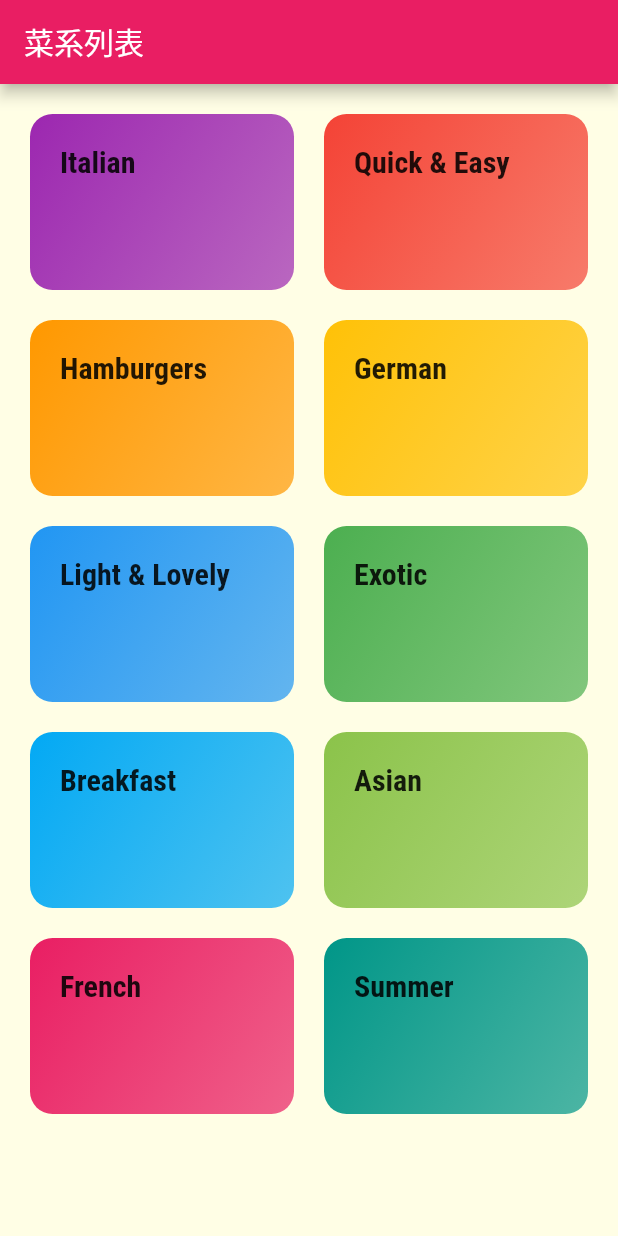
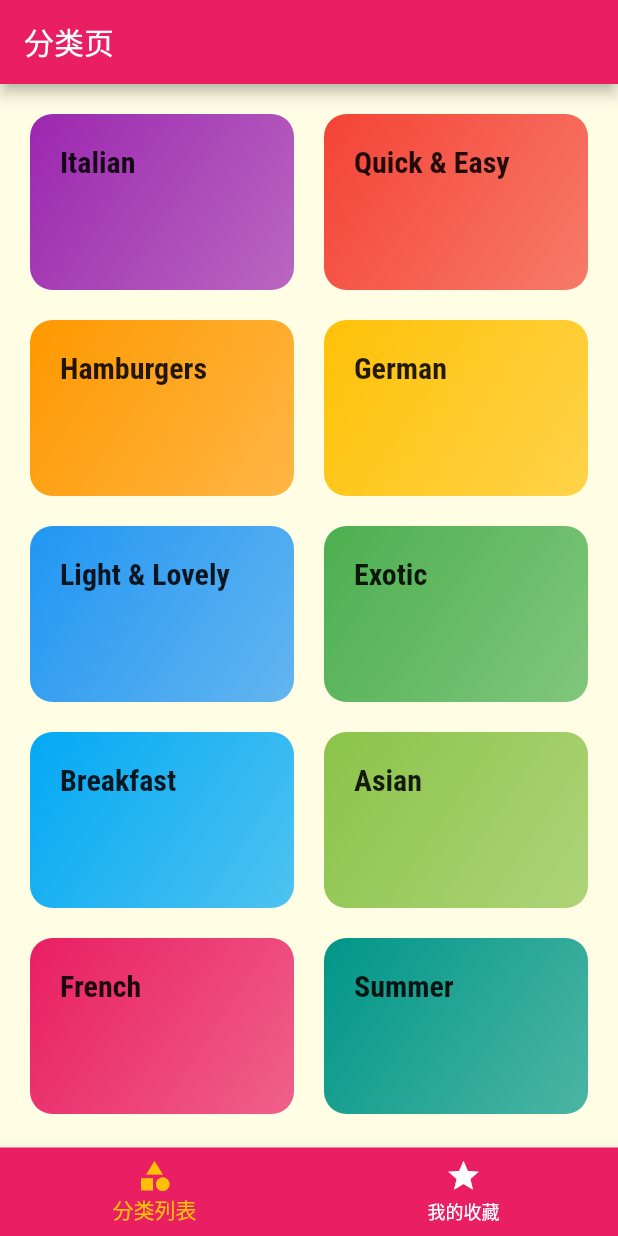
Before and after one commit to rockfang/fluter_orderdish_app, a Flutter app: the screen it shows after launch, on a phone screen of 412 x 824 dp. Run offline on Flutter 3.47's test engine with Material 2 defaults, Android fonts, the phone set to English and light mode, and no system bars.

Commit message:
添加tabBar

```diff
--- a/lib/main.dart
+++ b/lib/main.dart
@@ -3,6 +3,7 @@ import 'package:flutter/material.dart';
 import './pages/category_list_page.dart';
 import './pages/category_meal_page.dart';
 import './pages/meal_detail.dart';
+import './pages/tabs_page.dart';
 
 void main() => runApp(MyApp());
 
@@ -27,7 +28,8 @@ class MyApp extends StatelessWidget {
       //home: CategoryListPage(),
       initialRoute: '/', //也可以指定非'/'的默认路由名
       routes: {
-        '/': (ctx) => CategoryListPage(), //默认 / 标识主页
+        // '/': (ctx) => CategoryListPage(), //默认 / 标识主页
+        '/': (ctx) => TabsPage(), //默认 / 标识主页
         CategoryMealPage.routeName: (ctx) => CategoryMealPage(),
         MealDetail.routeName: (ctx) => MealDetail(),
       },
--- a/lib/pages/category_list_page.dart
+++ b/lib/pages/category_list_page.dart
@@ -2,12 +2,11 @@ import 'package:flutter/material.dart';
 // import '../models/dummy_category.dart';
 import '../dummy-data.dart';
 import '../widgets/category_item.dart';
+
 class CategoryListPage extends StatelessWidget {
   @override
   Widget build(BuildContext context) {
-    return Scaffold(
-      appBar: AppBar(title: const Text("菜系列表")),
-      body: GridView(
+    return GridView(
       padding: const EdgeInsets.all(20),
       gridDelegate: SliverGridDelegateWithMaxCrossAxisExtent(
           maxCrossAxisExtent: 200,
@@ -21,7 +20,6 @@ class CategoryListPage extends StatelessWidget {
                 bgColor: ct.color,
               ))
           .toList(),
-      ),
     );
   }
 }
--- /dev/null
+++ b/lib/pages/favorite_tab_page.dart
@@ -0,0 +1,8 @@
+import 'package:flutter/material.dart';
+
+class FavoriteTabPage extends StatelessWidget {
+  @override
+  Widget build(BuildContext context) {
+    return Center(child: Text("收藏页"));
+  }
+}
--- /dev/null
+++ b/lib/pages/tabs_page.dart
@@ -0,0 +1,51 @@
+import 'dart:io';
+import 'package:flutter/material.dart';
+import '../pages/category_list_page.dart';
+import '../pages/favorite_tab_page.dart';
+
+class TabsPage extends StatefulWidget {
+  @override
+  _TabsPageState createState() => _TabsPageState();
+}
+
+class _TabsPageState extends State<TabsPage> {
+  final List<Map<String, Object>> tabPages = [
+    {'page': CategoryListPage(), 'title': '分类页'},
+    {'page': FavoriteTabPage(), 'title': '收藏页'},
+  ];
+  int _selectIndex = 0;
+  void _selectTabBar(int index) {
+    setState(() {
+      _selectIndex = index;
+    });
+  }
+
+  @override
+  Widget build(BuildContext context) {
+    return Scaffold(
+        appBar: AppBar(
+          title: Text(tabPages[_selectIndex]['title']),
+        ),
+        body: tabPages[_selectIndex]['page'],
+        bottomNavigationBar: BottomNavigationBar(
+          backgroundColor: Theme.of(context).primaryColor,
+          selectedItemColor: Theme.of(context).accentColor,
+          unselectedItemColor: Colors.white,
+          //type:BottomNavigationBarType.shifting,
+          currentIndex: _selectIndex,
+          onTap: _selectTabBar, //默认会传索引值过去
+          items: [
+            BottomNavigationBarItem(
+              //backgroundColor: Theme.of(context).primaryColor,
+              icon: Icon(Icons.category),
+              title: Text("分类列表"),
+            ),
+            BottomNavigationBarItem(
+              //backgroundColor: Theme.of(context).primaryColor,
+              icon: Icon(Icons.star),
+              title: Text("我的收藏"),
+            ),
+          ],
+        ));
+  }
+}
```
Lines whose indentation alone changed are shown as unchanged.
